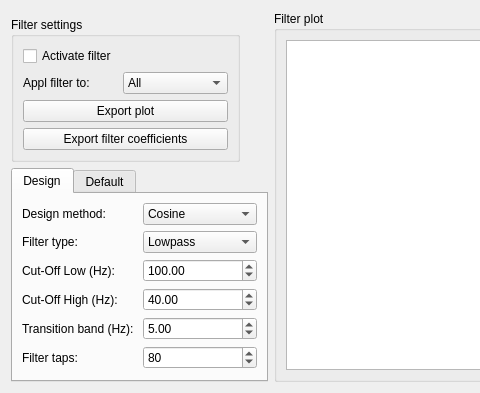
Old version of the form MNE/disp/filterwindowwidget.ui in the repository mne-tools/mne-cpp; both pictures show x 0 to 480 and y 0 to 393 of the 969 by 393 pixel window.
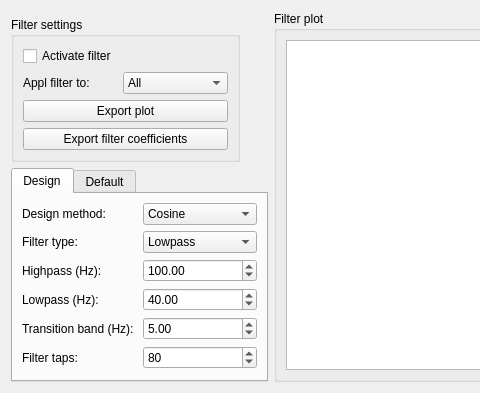
New version of the form.

Commit message: - change cut off frequency to low and highpass - add enable disable all function to projector widget - use whole impulse response to convolve

```diff
--- a/MNE/disp/filterwindowwidget.ui
+++ b/MNE/disp/filterwindowwidget.ui
@@ -279,7 +279,7 @@
            <item row="4" column="0">
             <widget class="QLabel" name="m_label_highpass">
              <property name="text">
-              <string>Cut-Off High (Hz):</string>
+              <string>Lowpass (Hz):</string>
              </property>
             </widget>
            </item>
@@ -316,7 +316,7 @@
            <item row="3" column="0">
             <widget class="QLabel" name="m_label_lowpass">
              <property name="text">
-              <string>Cut-Off Low (Hz):</string>
+              <string>Highpass (Hz):</string>
              </property>
             </widget>
            </item>
```
The commit also changes 5 other files.
